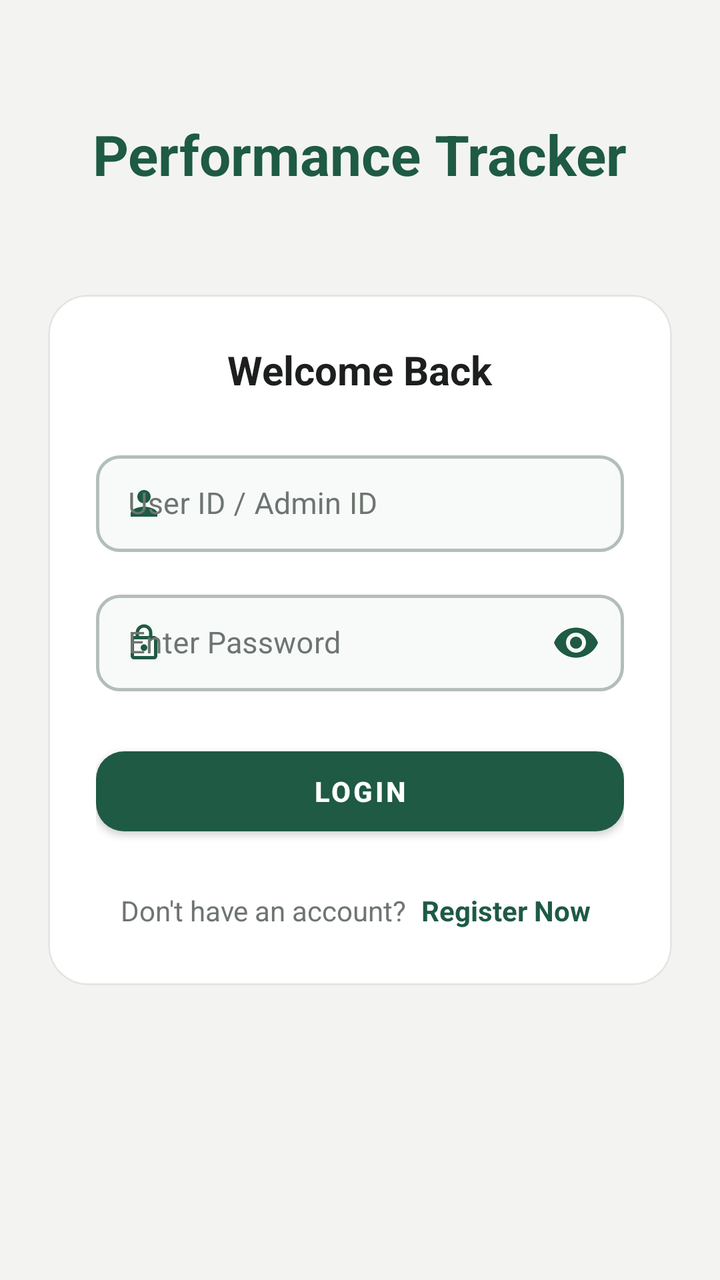
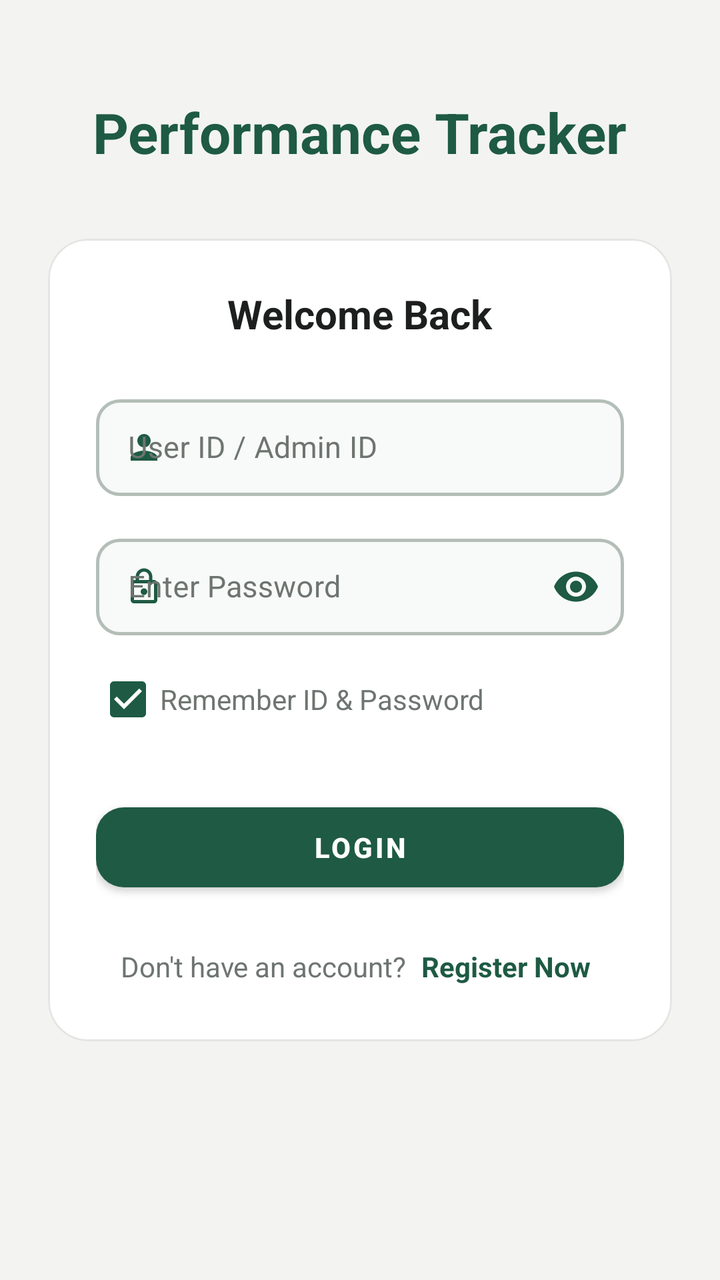

An Android layout rendered at two revisions. The XML below is the earlier revision; the diff shows what the commit changed to produce the second picture.
<!-- AndroidManifest.xml: application theme Theme.PerformanceTracker -->
<!-- res/layout/activity_login.xml -->
<?xml version="1.0" encoding="utf-8"?>
<androidx.constraintlayout.widget.ConstraintLayout
     xmlns:android="http://schemas.android.com/apk/res/android"
     xmlns:app="http://schemas.android.com/apk/res-auto"
     android:layout_height="match_parent"
     android:layout_width="match_parent"
     android:background="@color/background"
     android:padding="24dp">

    <TextView
         android:layout_height="wrap_content"
         android:layout_width="wrap_content"
         app:layout_constraintTop_toTopOf="parent"
         app:layout_constraintStart_toStartOf="parent"
         android:textSize="28sp"
         android:textColor="@color/primary"
         app:layout_constraintEnd_toEndOf="parent"
         app:layout_constraintBottom_toTopOf="@+id/cardLogin"
         app:layout_constraintVertical_bias="0.4"
         android:id="@+id/tvTitle"
         android:text="Performance Tracker"
         android:textStyle="bold" />

    <com.google.android.material.card.MaterialCardView
         android:layout_height="wrap_content"
         android:layout_width="match_parent"
         app:layout_constraintTop_toTopOf="parent"
         app:cardElevation="0dp"
         app:strokeColor="@color/card_stroke"
         app:strokeWidth="1dp"
         app:cardBackgroundColor="@color/surface_card"
         app:layout_constraintBottom_toBottomOf="parent"
         app:cardCornerRadius="20dp"
         android:id="@+id/cardLogin">

        <LinearLayout
             android:layout_height="wrap_content"
             android:layout_width="match_parent"
             android:padding="24dp"
             android:orientation="vertical">

            <TextView
                 android:layout_height="wrap_content"
                 android:layout_width="wrap_content"
                 android:layout_marginBottom="24dp"
                 android:textSize="20sp"
                 android:textColor="@color/text_primary"
                 android:layout_gravity="center"
                 android:text="Welcome Back"
                 android:textStyle="bold" />

            <com.google.android.material.textfield.TextInputLayout
                 android:layout_height="wrap_content"
                 android:layout_width="match_parent"
                 android:hint="User ID / Admin ID"
                 app:boxBackgroundMode="outline"
                 app:boxBackgroundColor="@color/input_background"
                 app:boxStrokeColor="@color/box_stroke_selector"
                 app:boxStrokeWidth="1.5dp"
                 app:boxStrokeWidthFocused="2dp"
                 app:hintTextColor="@color/primary"
                 android:textColorHint="@color/text_secondary"
                 app:startIconDrawable="@drawable/ic_person"
                 app:startIconTint="@color/primary"
                 app:boxCornerRadiusBottomEnd="12dp"
                 app:boxCornerRadiusBottomStart="12dp"
                 app:boxCornerRadiusTopEnd="12dp"
                 app:boxCornerRadiusTopStart="12dp"
                 style="@style/Widget.MaterialComponents.TextInputLayout.OutlinedBox">

                <com.google.android.material.textfield.TextInputEditText
                     android:layout_height="wrap_content"
                     android:layout_width="match_parent"
                     android:inputType="text"
                     android:textSize="15sp"
                     android:paddingVertical="14dp"
                     android:textColor="@color/text_primary"
                     android:textColorHint="@color/text_secondary"
                     android:id="@+id/etId" />

            </com.google.android.material.textfield.TextInputLayout>

            <com.google.android.material.textfield.TextInputLayout
                 android:layout_height="wrap_content"
                 android:layout_width="match_parent"
                 android:hint="Enter Password"
                 app:boxBackgroundMode="outline"
                 app:boxBackgroundColor="@color/input_background"
                 app:boxStrokeColor="@color/box_stroke_selector"
                 app:boxStrokeWidth="1.5dp"
                 app:boxStrokeWidthFocused="2dp"
                 app:hintTextColor="@color/primary"
                 android:textColorHint="@color/text_secondary"
                 app:startIconDrawable="@drawable/ic_lock"
                 app:startIconTint="@color/primary"
                 app:passwordToggleEnabled="true"
                 app:passwordToggleTint="@color/primary"
                 app:boxCornerRadiusBottomEnd="12dp"
                 app:boxCornerRadiusBottomStart="12dp"
                 app:boxCornerRadiusTopEnd="12dp"
                 app:boxCornerRadiusTopStart="12dp"
                 style="@style/Widget.MaterialComponents.TextInputLayout.OutlinedBox"
                 android:layout_marginTop="16dp">

                <com.google.android.material.textfield.TextInputEditText
                     android:layout_height="wrap_content"
                     android:layout_width="match_parent"
                     android:inputType="textPassword"
                     android:textSize="15sp"
                     android:paddingVertical="14dp"
                     android:textColor="@color/text_primary"
                     android:textColorHint="@color/text_secondary"
                     android:id="@+id/etPassword" />

            </com.google.android.material.textfield.TextInputLayout>

            <com.google.android.material.button.MaterialButton
                 android:layout_height="52dp"
                 android:layout_width="match_parent"
                 app:cornerRadius="14dp"
                 app:elevation="0dp"
                 app:backgroundTint="@color/primary"
                 android:textColor="#FFFFFF"
                 android:layout_marginTop="24dp"
                 android:id="@+id/btnLogin"
                 android:text="LOGIN"
                 android:textStyle="bold" />

            <LinearLayout
                 android:layout_height="wrap_content"
                 android:layout_width="wrap_content"
                 android:orientation="horizontal"
                 android:layout_marginTop="20dp"
                 android:layout_gravity="center">

                <TextView
                     android:layout_height="wrap_content"
                     android:layout_width="wrap_content"
                     android:textColor="@color/text_secondary"
                     android:text="Don't have an account? " />

                <TextView
                     android:layout_height="wrap_content"
                     android:layout_width="wrap_content"
                     android:background="?attr/selectableItemBackground"
                     android:padding="4dp"
                     android:textColor="@color/primary"
                     android:id="@+id/tvRegisterLink"
                     android:text="Register Now"
                     android:textStyle="bold" />

            </LinearLayout>

        </LinearLayout>

    </com.google.android.material.card.MaterialCardView>

</androidx.constraintlayout.widget.ConstraintLayout>
<!-- resources referenced by this layout -->
<resources>
  <color name="background">#F3F4F1</color>
  <color name="card_stroke">#E3E6E2</color>
  <color name="input_background">#F7FAF8</color>
  <color name="primary">#1E5A44</color>
  <color name="surface_card">#FFFFFF</color>
  <color name="text_primary">#1C1F1D</color>
  <color name="text_secondary">#6E7571</color>
  <!-- drawable ic_lock (drawable) -->
  <vector xmlns:android="http://schemas.android.com/apk/res/android"
      android:width="20dp"
      android:height="20dp"
      android:viewportWidth="24"
      android:viewportHeight="24">
    <path
        android:fillColor="@color/primary"
        android:pathData="M18,8h-1V6c0,-2.76 -2.24,-5 -5,-5S7,3.24 7,6v2H6c-1.1,0 -2,0.9 -2,2v10c0,1.1 0.9,2 2,2h12c1.1,0 2,-0.9 2,-2V10c0,-1.1 -0.9,-2 -2,-2zM9,6c0,-1.66 1.34,-3 3,-3s3,1.34 3,3v2H9V6zm9,14H6V10h12v10zm-6,-3c1.1,0 2,-0.9 2,-2s-0.9,-2 -2,-2 -2,0.9 -2,2 0.9,2 2,2z"/>
  </vector>
  <!-- drawable ic_person (drawable) -->
  <vector xmlns:android="http://schemas.android.com/apk/res/android"
      android:width="20dp"
      android:height="20dp"
      android:viewportWidth="24"
      android:viewportHeight="24">
    <path
        android:fillColor="@color/primary"
        android:pathData="M12,12c2.21,0 4,-1.79 4,-4s-1.79,-4 -4,-4 -4,1.79 -4,4 1.79,4 4,4zM12,14c-2.67,0 -8,1.34 -8,4v2h16v-2c0,-2.66 -5.33,-4 -8,-4z"/>
  </vector>
  <style name="Theme.PerformanceTracker" parent="Theme.MaterialComponents.Light.NoActionBar">
          <item name="colorPrimary">@color/primary</item>
          <item name="colorPrimaryVariant">@color/primary_dark</item>
          <item name="colorOnPrimary">@color/white</item>
          <item name="android:statusBarColor">@color/background</item>
          <item name="android:windowLightStatusBar">true</item>
          <item name="android:windowBackground">@color/background</item>
          <item name="colorSecondary">@color/secondary</item>
          <item name="colorSurface">@color/surface</item>
          <item name="colorOnSurface">@color/text_primary</item>
          <item name="colorControlNormal">@color/input_stroke_unfocused</item>
          <item name="colorControlActivated">@color/primary</item>
          <item name="android:textColorHint">@color/text_secondary</item>
          <item name="textInputStyle">@style/CustomOutlinedBox</item>
      </style>
  <color name="primary_dark">#154333</color>
  <color name="white">#FFFFFF</color>
  <color name="secondary">#256650</color>
  <color name="surface">#FFFFFF</color>
  <color name="input_stroke_unfocused">#B4BEB8</color>
  <style name="CustomOutlinedBox" parent="Widget.MaterialComponents.TextInputLayout.OutlinedBox">
          <item name="boxStrokeColor">@color/box_stroke_selector</item>
          <item name="boxStrokeWidth">1.5dp</item>
          <item name="boxStrokeWidthFocused">2dp</item>
          <item name="boxBackgroundColor">@color/input_background</item>
          <item name="hintTextColor">@color/primary</item>
          <item name="android:textColorHint">@color/text_secondary</item>
          <item name="boxCornerRadiusTopStart">12dp</item>
          <item name="boxCornerRadiusTopEnd">12dp</item>
          <item name="boxCornerRadiusBottomStart">12dp</item>
          <item name="boxCornerRadiusBottomEnd">12dp</item>
      </style>
</resources>

<!-- the commit's change to res/layout/activity_login.xml (unified diff, before → after) -->
@@ -114,6 +114,17 @@
 
             </com.google.android.material.textfield.TextInputLayout>
 
+            <com.google.android.material.checkbox.MaterialCheckBox
+                android:id="@+id/cbRememberMe"
+                android:layout_width="wrap_content"
+                android:layout_height="wrap_content"
+                android:layout_marginTop="8dp"
+                android:checked="true"
+                android:text="Remember ID &amp; Password"
+                android:textColor="@color/text_secondary"
+                android:textSize="14sp"
+                app:buttonTint="@color/primary" />
+
             <com.google.android.material.button.MaterialButton
                  android:layout_height="52dp"
                  android:layout_width="match_parent"
